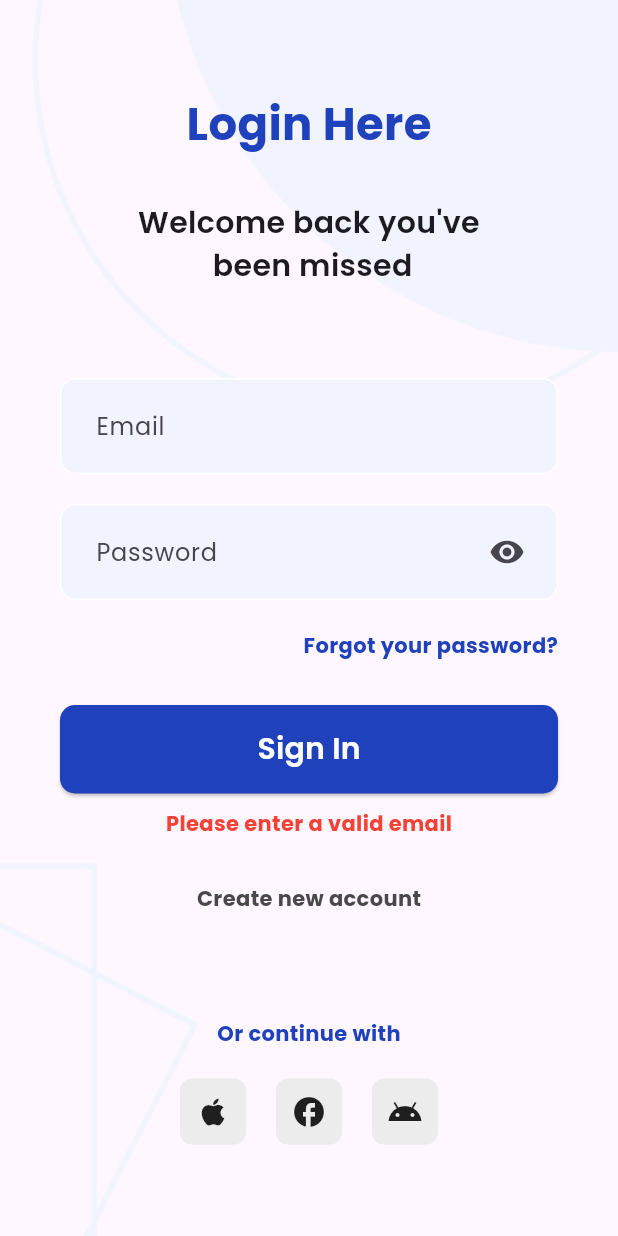
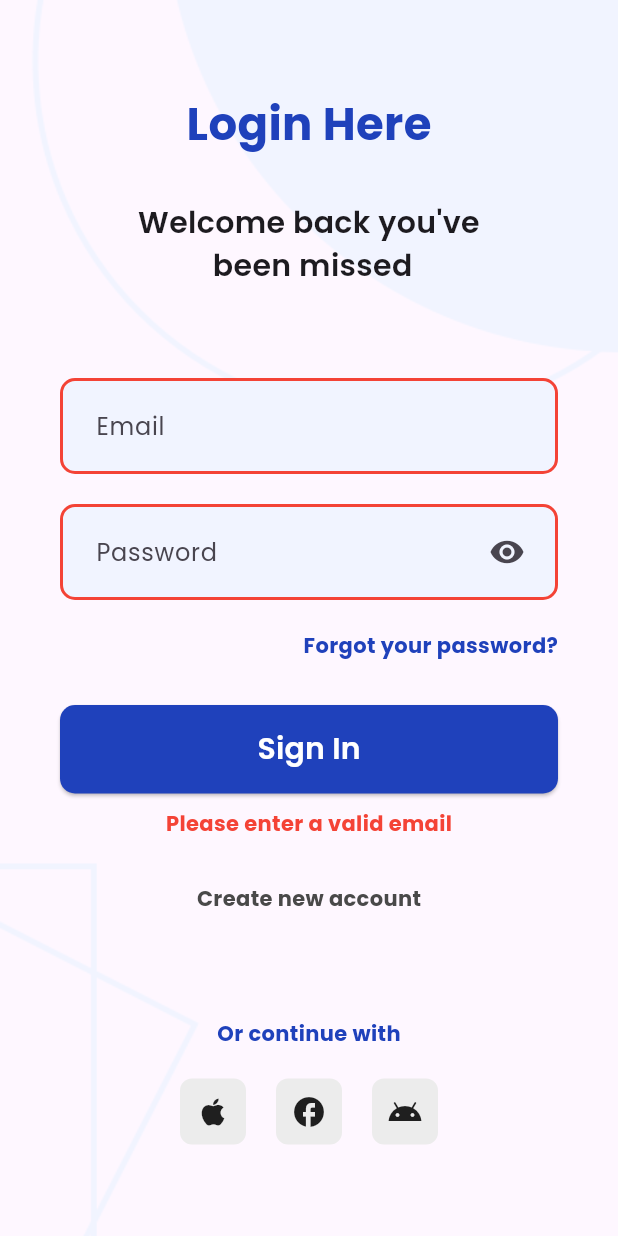
Before and after one commit to devtadanarsa/onboarding-app, a Flutter app: the LoginPage screen opened by its route, after a tap on "Sign In", on a phone screen of 412 x 824 dp. Run offline on Flutter 3.47's test engine with Material 3 defaults, Android fonts, the phone set to English and light mode, and no system bars; our stand-ins replace email_validator, flutter_otp_text_field, google_fonts, timer_count_down.

Commit message:
add initial route and add red border to false input in login page

```diff
--- a/lib/main.dart
+++ b/lib/main.dart
@@ -17,13 +17,14 @@ class MyApp extends StatelessWidget {
   Widget build(BuildContext context) {
     return MaterialApp(
       theme: _buildTheme(Brightness.light),
-      home: const WelcomePage(),
       routes: {
+        "/": (context) => const WelcomePage(),
         "/login": (context) => const LoginPage(),
         "/register": (context) => const RegisterPage(),
         "/otp": (context) => const OTPPage(),
         "/home": (context) => const MainLayout(),
       },
+      initialRoute: "/",
     );
   }
 
--- a/lib/pages/login_page.dart
+++ b/lib/pages/login_page.dart
@@ -92,20 +92,27 @@ class _LoginPageState extends State<LoginPage> {
                 padding: const EdgeInsets.only(top: 60),
                 child: TextField(
                   controller: _emailController,
-                  decoration: const InputDecoration(
+                  decoration: InputDecoration(
                     hintText: "Email",
-                    contentPadding: EdgeInsets.all(20),
+                    contentPadding: const EdgeInsets.all(20),
                     enabledBorder: OutlineInputBorder(
-                      borderSide: BorderSide(color: Colors.white),
-                      borderRadius: BorderRadius.all(Radius.circular(10)),
+                      borderSide: BorderSide(
+                        color: (_invalidInput ? Colors.red : Colors.white),
+                        width: 2,
+                      ),
+                      borderRadius: const BorderRadius.all(Radius.circular(10)),
                     ),
                     focusedBorder: OutlineInputBorder(
-                      borderSide:
-                          BorderSide(color: Color(0xFF1F41BB), width: 2),
-                      borderRadius: BorderRadius.all(Radius.circular(10)),
+                      borderSide: BorderSide(
+                        color: (_invalidInput
+                            ? Colors.red
+                            : const Color(0xFF1F41BB)),
+                        width: 2,
+                      ),
+                      borderRadius: const BorderRadius.all(Radius.circular(10)),
                     ),
                     filled: true,
-                    fillColor: Color(0xFFF1F4FF),
+                    fillColor: const Color(0xFFF1F4FF),
                   ),
                 ),
               ),
@@ -128,14 +135,21 @@ class _LoginPageState extends State<LoginPage> {
                       ),
                     ),
                     contentPadding: const EdgeInsets.all(20),
-                    enabledBorder: const OutlineInputBorder(
-                      borderSide: BorderSide(color: Colors.white),
-                      borderRadius: BorderRadius.all(Radius.circular(10)),
+                    enabledBorder: OutlineInputBorder(
+                      borderSide: BorderSide(
+                        color: (_invalidInput ? Colors.red : Colors.white),
+                        width: 2,
+                      ),
+                      borderRadius: const BorderRadius.all(Radius.circular(10)),
                     ),
-                    focusedBorder: const OutlineInputBorder(
-                      borderSide:
-                          BorderSide(color: Color(0xFF1F41BB), width: 2),
-                      borderRadius: BorderRadius.all(Radius.circular(10)),
+                    focusedBorder: OutlineInputBorder(
+                      borderSide: BorderSide(
+                        color: (_invalidInput
+                            ? Colors.red
+                            : const Color(0xFF1F41BB)),
+                        width: 2,
+                      ),
+                      borderRadius: const BorderRadius.all(Radius.circular(10)),
                     ),
                     filled: true,
                     fillColor: const Color(0xFFF1F4FF),
```
